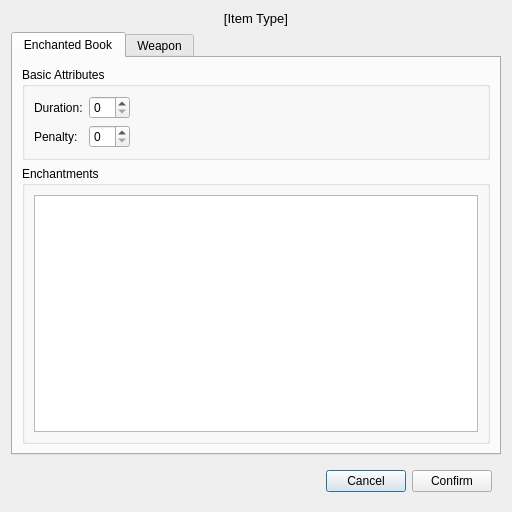
Old version of the form itemeditor.ui in the repository Dinosaur-MC/BestEnchSeq.
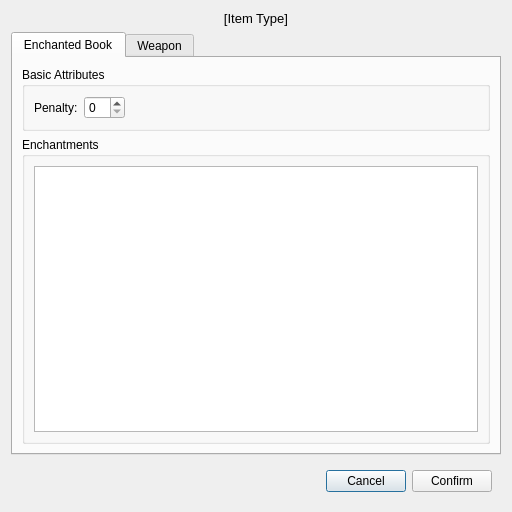
New version of the form. Custom widgets are drawn as their Qt base class.

Patch:
```diff
--- a/itemeditor.ui
+++ b/itemeditor.ui
@@ -57,27 +57,7 @@
           <string>Basic Attributes</string>
          </property>
          <layout class="QGridLayout" name="gridLayout">
-          <item row="1" column="0">
-           <widget class="QLabel" name="label_3">
-            <property name="text">
-             <string>Penalty:</string>
-            </property>
-           </widget>
-          </item>
-          <item row="1" column="1">
-           <widget class="QSpinBox" name="spinBox_2"/>
-          </item>
-          <item row="0" column="0">
-           <widget class="QLabel" name="label_2">
-            <property name="text">
-             <string>Duration:</string>
-            </property>
-           </widget>
-          </item>
-          <item row="0" column="1">
-           <widget class="QSpinBox" name="spinBox"/>
-          </item>
-          <item row="0" column="2">
+          <item row="0" column="3">
            <spacer name="horizontalSpacer_2">
             <property name="orientation">
              <enum>Qt::Horizontal</enum>
@@ -90,6 +70,16 @@
             </property>
            </spacer>
           </item>
+          <item row="0" column="1">
+           <widget class="QLabel" name="label_3">
+            <property name="text">
+             <string>Penalty:</string>
+            </property>
+           </widget>
+          </item>
+          <item row="0" column="2">
+           <widget class="QSpinBox" name="spinBox_2"/>
+          </item>
          </layout>
         </widget>
        </item>
```
Left out of the diff: 36 changed lines with no effect on the pictures.
